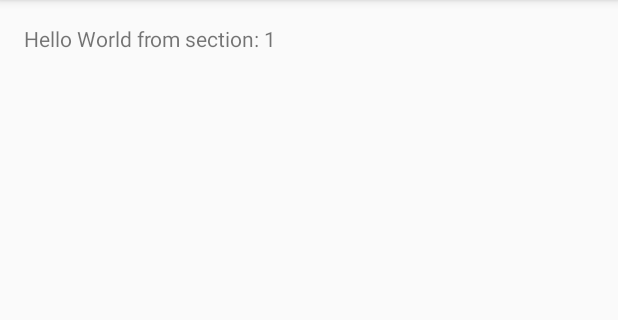
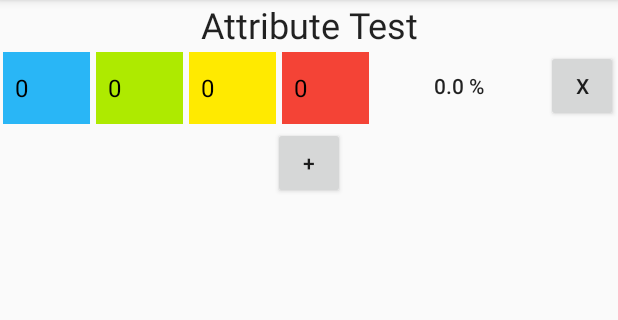
Before and after one commit to fcolas/ImperialAssaultDiceCompanion, an Android app: the screen it shows after launch (MainActivity), on a phone screen of 412 x 824 dp, the part 96-416 px from its top. Run offline under Robolectric (Android 15) with nearby library versions, the phone set to English and light mode, and no system bars.

Commit message:
AttributeTestTab

```diff
--- /dev/null
+++ b/app/src/main/java/net/franciscolas/imperialassaultdicecompanion/AttributeTestFragment.java
@@ -0,0 +1,128 @@
+package net.franciscolas.imperialassaultdicecompanion;
+
+import android.os.Bundle;
+import android.support.v4.app.FragmentTransaction;
+import android.support.v4.app.Fragment;
+import android.view.LayoutInflater;
+import android.view.View;
+import android.view.ViewGroup;
+import android.widget.AdapterView;
+import android.widget.ArrayAdapter;
+import android.widget.Button;
+import android.widget.Spinner;
+import android.widget.TextView;
+
+import java.util.ArrayList;
+import java.util.List;
+
+public class AttributeTestFragment extends Fragment implements AdapterView.OnItemSelectedListener, Button.OnClickListener {
+
+    public AttributeTestFragment() {
+        // Required empty public constructor
+    }
+
+    @Override
+    public View onCreateView(LayoutInflater inflater, ViewGroup container,
+                             Bundle savedInstanceState) {
+        // Inflate the layout for this fragment
+        View view = inflater.inflate(R.layout.attribute_test, container, false);
+
+        Button closeFragment = (Button) view.findViewById(R.id.close_fragment);
+        closeFragment.setOnClickListener(this);
+
+        // Create an ArrayAdapter using the string array and a default spinner layout
+        ArrayAdapter<CharSequence> adapter = ArrayAdapter.createFromResource(
+                getActivity(),
+                R.array.die_number,
+                android.R.layout.simple_spinner_dropdown_item);
+        Spinner number_blue = (Spinner) view.findViewById(R.id.number_blue);
+        number_blue.setAdapter(adapter);
+        number_blue.setOnItemSelectedListener(this);
+        Spinner number_green = (Spinner) view.findViewById(R.id.number_green);
+        number_green.setAdapter(adapter);
+        number_green.setOnItemSelectedListener(this);
+        Spinner number_yellow = (Spinner) view.findViewById(R.id.number_yellow);
+        number_yellow.setOnItemSelectedListener(this);
+        number_yellow.setAdapter(adapter);
+        Spinner number_red = (Spinner) view.findViewById(R.id.number_red);
+        number_red.setAdapter(adapter);
+        number_red.setOnItemSelectedListener(this);
+
+        return view;
+    }
+
+    @Override
+    public void onClick(View view) {
+        switch (view.getId()) {
+            case R.id.close_fragment:
+                closeFragment();
+        }
+    }
+
+    public void closeFragment() {
+        FragmentTransaction transaction = getActivity().getSupportFragmentManager().beginTransaction();
+        transaction.remove(this);
+        transaction.addToBackStack(null);
+        transaction.commit();
+    }
+
+    @Override
+    public void onItemSelected(AdapterView<?> parent, View view, int position, long id) {
+        // Get values
+        Spinner number_blue = (Spinner) getView().findViewById(R.id.number_blue);
+        int n_blue = 0;
+        try {
+            n_blue = Integer.parseInt(number_blue.getSelectedItem().toString());
+        } catch(NumberFormatException nfe) {
+            System.out.println("Could not parse " + nfe);
+        }
+        Spinner number_green = (Spinner) getView().findViewById(R.id.number_green);
+        int n_green = 0;
+        try {
+            n_green = Integer.parseInt(number_green.getSelectedItem().toString());
+        } catch(NumberFormatException nfe) {
+            System.out.println("Could not parse " + nfe);
+        }
+        Spinner number_yellow = (Spinner) getView().findViewById(R.id.number_yellow);
+        int n_yellow = 0;
+        try {
+            n_yellow = Integer.parseInt(number_yellow.getSelectedItem().toString());
+        } catch(NumberFormatException nfe) {
+            System.out.println("Could not parse " + nfe);
+        }
+        Spinner number_red = (Spinner) getView().findViewById(R.id.number_red);
+        int n_red = 0;
+        try {
+            n_red = Integer.parseInt(number_red.getSelectedItem().toString());
+        } catch(NumberFormatException nfe) {
+            System.out.println("Could not parse " + nfe);
+        }
+        // Computation
+        final DiceSet diceSet = ((MainActivity) getActivity()).getDiceSet();
+        List<Die> dice = new ArrayList<>();
+        for (int i=0; i<n_blue; i++) {
+            dice.add(diceSet.get("blue"));
+        }
+        for (int i=0; i<n_green; i++) {
+            dice.add(diceSet.get("green"));
+        }
+        for (int i=0; i<n_yellow; i++) {
+            dice.add(diceSet.get("yellow"));
+        }
+        for (int i=0; i<n_red; i++) {
+            dice.add(diceSet.get("red"));
+        }
+        Outcomes outcomes = new Outcomes(dice);
+        double result = 100 * outcomes.compute_probability(new AttributeTestConstraint());
+        //int result = outcomes.outcomes.size();
+        // Result
+        TextView result_text = (TextView) getView().findViewById(R.id.result_text);
+        result_text.setText(String.format("%.1f %%", result));
+    }
+
+    @Override
+    public void onNothingSelected(AdapterView<?> parent) {
+        TextView result_text = (TextView) parent.findViewById(R.id.result_text);
+        result_text.setText(String.valueOf("---"));
+    }
+}
--- /dev/null
+++ b/app/src/main/java/net/franciscolas/imperialassaultdicecompanion/AttributeTestTabFragment.java
@@ -0,0 +1,76 @@
+package net.franciscolas.imperialassaultdicecompanion;
+
+import android.os.Bundle;
+import android.support.v4.app.FragmentTransaction;
+import android.support.v4.app.Fragment;
+import android.view.LayoutInflater;
+import android.view.View;
+import android.view.ViewGroup;
+import android.widget.AdapterView;
+import android.widget.ArrayAdapter;
+import android.widget.Button;
+import android.widget.Spinner;
+import android.widget.TextView;
+
+import java.util.ArrayList;
+import java.util.List;
+
+public class AttributeTestTabFragment extends Fragment implements Button.OnClickListener {
+
+    public AttributeTestTabFragment() {
+        // Required empty public constructor
+    }
+
+    @Override
+    public View onCreateView(LayoutInflater inflater, ViewGroup container,
+                             Bundle savedInstanceState) {
+        // Inflate the layout for this fragment
+        View view = inflater.inflate(R.layout.attribute_test_tab, container, false);
+
+        Button addButton = (Button) view.findViewById(R.id.add_attribute_test_fragment);
+        addButton.setOnClickListener(this);
+
+        if (view.findViewById(R.id.attribute_test_tab_fragment_container) != null) {
+
+            // However, if we're being restored from a previous state,
+            // then we don't need to do anything and should return or else
+            // we could end up with overlapping fragments.
+            if (savedInstanceState != null) {
+                return view;
+            }
+
+            // Create a new Fragment to be placed in the activity layout
+            AttributeTestFragment firstFragment = new AttributeTestFragment();
+
+            // In case this activity was started with special instructions from an
+            // Intent, pass the Intent's extras to the fragment as arguments
+            firstFragment.setArguments(getActivity().getIntent().getExtras());
+
+            // Add the fragment to the 'fragment_container' FrameLayout
+            getActivity().getSupportFragmentManager().beginTransaction()
+                    .add(R.id.attribute_test_tab_fragment_container, firstFragment)
+                    .commit();
+        }
+        return view;
+    }
+
+    @Override
+    public void onClick(View view) {
+        switch (view.getId()) {
+            case R.id.add_attribute_test_fragment:
+                addAttributeTestFragment();
+        }
+    }
+
+    public void addAttributeTestFragment() {
+        // Create fragment and give it an argument specifying the article it should show
+        AttributeTestFragment newFragment = new AttributeTestFragment();
+
+        FragmentTransaction transaction = getActivity().getSupportFragmentManager().beginTransaction();
+        transaction.add(R.id.attribute_test_tab_fragment_container, newFragment);
+        transaction.addToBackStack(null);
+        // Commit the transaction
+        transaction.commit();
+    }
+
+}
--- a/app/src/main/java/net/franciscolas/imperialassaultdicecompanion/MainActivity.java
+++ b/app/src/main/java/net/franciscolas/imperialassaultdicecompanion/MainActivity.java
@@ -1,7 +1,5 @@
 package net.franciscolas.imperialassaultdicecompanion;
 
-import android.support.design.widget.FloatingActionButton;
-import android.support.design.widget.Snackbar;
 import android.support.v7.app.AppCompatActivity;
 import android.support.v7.widget.Toolbar;
 
@@ -17,6 +15,11 @@ import android.view.View;
 import android.view.ViewGroup;
 
 import android.widget.TextView;
+
+import org.xmlpull.v1.XmlPullParserException;
+
+import java.io.IOException;
+import java.io.InputStream;
 
 public class MainActivity extends AppCompatActivity {
 
@@ -35,10 +38,27 @@ public class MainActivity extends AppCompatActivity {
      */
     private ViewPager mViewPager;
 
+    private DiceSet diceSet = null;
+
+    public DiceSet getDiceSet() {
+        return diceSet;
+    }
+
     @Override
     protected void onCreate(Bundle savedInstanceState) {
         super.onCreate(savedInstanceState);
         setContentView(R.layout.activity_main);
+
+        // Load Die Definitions
+        DiceParser diceParser = new DiceParser();
+        InputStream stream = getResources().openRawResource(R.raw.dice_set);
+        try {
+            diceSet = diceParser.parse(stream);
+        } catch (XmlPullParserException xppe) {
+            System.out.println("Couldn't get resource (xml): " + xppe);
+        } catch (IOException ioe) {
+            System.out.println("Couldn't get resource (io): " + ioe);
+        }
 
         Toolbar toolbar = (Toolbar) findViewById(R.id.toolbar);
         setSupportActionBar(toolbar);
@@ -125,7 +145,12 @@ public class MainActivity extends AppCompatActivity {
         public Fragment getItem(int position) {
             // getItem is called to instantiate the fragment for the given page.
             // Return a PlaceholderFragment (defined as a static inner class below).
-            return PlaceholderFragment.newInstance(position + 1);
+            switch (position) {
+                case 0:
+                    return new AttributeTestTabFragment();
+                default:
+                    return PlaceholderFragment.newInstance(position + 1);
+            }
         }
 
         @Override
--- /dev/null
+++ b/app/src/main/res/layout/attribute_test.xml
@@ -0,0 +1,48 @@
+<LinearLayout xmlns:android="http://schemas.android.com/apk/res/android"
+    xmlns:tools="http://schemas.android.com/tools"
+    android:orientation="horizontal"
+    android:layout_width="match_parent"
+    android:layout_height="wrap_content"
+    tools:context="net.franciscolas.imperialassaultdicecompanion.AttributeTestFragment">
+
+    <Spinner android:id="@+id/number_blue"
+        android:layout_weight="4"
+        android:layout_width="0dp"
+        android:layout_height="wrap_content"
+        android:layout_margin="@dimen/dice_margin"
+        android:background="@color/blue"
+        android:gravity="center" />
+    <Spinner android:id="@+id/number_green"
+        android:layout_weight="4"
+        android:layout_width="0dp"
+        android:layout_height="wrap_content"
+        android:layout_margin="@dimen/dice_margin"
+        android:background="@color/green"
+        android:gravity="center" />
+    <Spinner android:id="@+id/number_yellow"
+        android:layout_weight="4"
+        android:layout_width="0dp"
+        android:layout_height="wrap_content"
+        android:layout_margin="@dimen/dice_margin"
+        android:background="@color/yellow"
+        android:gravity="center" />
+    <Spinner android:id="@+id/number_red"
+        android:layout_weight="4"
+        android:layout_width="0dp"
+        android:layout_height="wrap_content"
+        android:layout_margin="@dimen/dice_margin"
+        android:background="@color/red"
+        android:gravity="center" />
+    <TextView android:id="@+id/result_text"
+        android:layout_weight="8"
+        android:layout_width="0dp"
+        android:layout_height="wrap_content"
+        android:gravity="center"
+        style="@style/TextAppearance.AppCompat.Body2" />
+    <Button
+        android:layout_width="48sp"
+        android:layout_height="wrap_content"
+        android:text="@string/button_close"
+        android:id="@+id/close_fragment" />
+
+</LinearLayout>
--- /dev/null
+++ b/app/src/main/res/layout/attribute_test_tab.xml
@@ -0,0 +1,32 @@
+<?xml version="1.0" encoding="utf-8"?>
+<LinearLayout xmlns:android="http://schemas.android.com/apk/res/android"
+    xmlns:tools="http://schemas.android.com/tools"
+    android:orientation="vertical"
+    android:layout_width="match_parent"
+    android:layout_height="wrap_content"
+    tools:context="net.franciscolas.imperialassaultdicecompanion.AttributeTestTabFragment" >
+    <TextView
+        android:layout_width="match_parent"
+        android:layout_height="wrap_content"
+        android:text="@string/attribute_test_title"
+        android:gravity="center"
+        style="@style/TextAppearance.AppCompat.Headline" />
+    <ScrollView xmlns:app="http://schemas.android.com/apk/res-auto"
+        android:orientation="vertical"
+        android:layout_width="match_parent"
+        android:layout_height="wrap_content"
+        app:layout_behavior="@string/appbar_scrolling_view_behavior">
+        <LinearLayout
+            android:layout_width="match_parent"
+            android:layout_height="wrap_content"
+            android:orientation="vertical"
+            android:id="@+id/attribute_test_tab_fragment_container" />
+    </ScrollView>
+    <Button
+        android:id="@+id/add_attribute_test_fragment"
+        android:layout_width="48sp"
+        android:layout_height="wrap_content"
+        android:text="@string/button_plus"
+        android:layout_gravity="center" />
+
+</LinearLayout>
--- a/app/src/main/res/values/colors.xml
+++ b/app/src/main/res/values/colors.xml
@@ -3,4 +3,10 @@
     <color name="colorPrimary">#3F51B5</color>
     <color name="colorPrimaryDark">#303F9F</color>
     <color name="colorAccent">#FF4081</color>
+    <color name="green">#aeea00</color>
+    <color name="blue">#29b6f6</color>
+    <color name="yellow">#ffea00</color>
+    <color name="red">#f44336</color>
+    <color name="white">#ffffff</color>
+    <color name="black">#000000</color>
 </resources>
--- a/app/src/main/res/values/dimens.xml
+++ b/app/src/main/res/values/dimens.xml
@@ -4,4 +4,5 @@
     <dimen name="activity_vertical_margin">16dp</dimen>
     <dimen name="fab_margin">16dp</dimen>
     <dimen name="appbar_padding_top">8dp</dimen>
+    <dimen name="dice_margin">2dp</dimen>
 </resources>
--- a/app/src/main/res/values/strings.xml
+++ b/app/src/main/res/values/strings.xml
@@ -3,4 +3,13 @@
     <string name="title_activity_main">ImperialAssaultDiceCompanion</string>
     <string name="action_settings">Settings</string>
     <string name="section_format">Hello World from section: %1$d</string>
+    <string name="button_close">x</string>
+    <string name="button_plus">+</string>
+    <string name="attribute_test_title">Attribute Test</string>
+    <string-array name="die_number">
+        <item>0</item>
+        <item>1</item>
+        <item>2</item>
+        <item>3</item>
+    </string-array>
 </resources>
```
